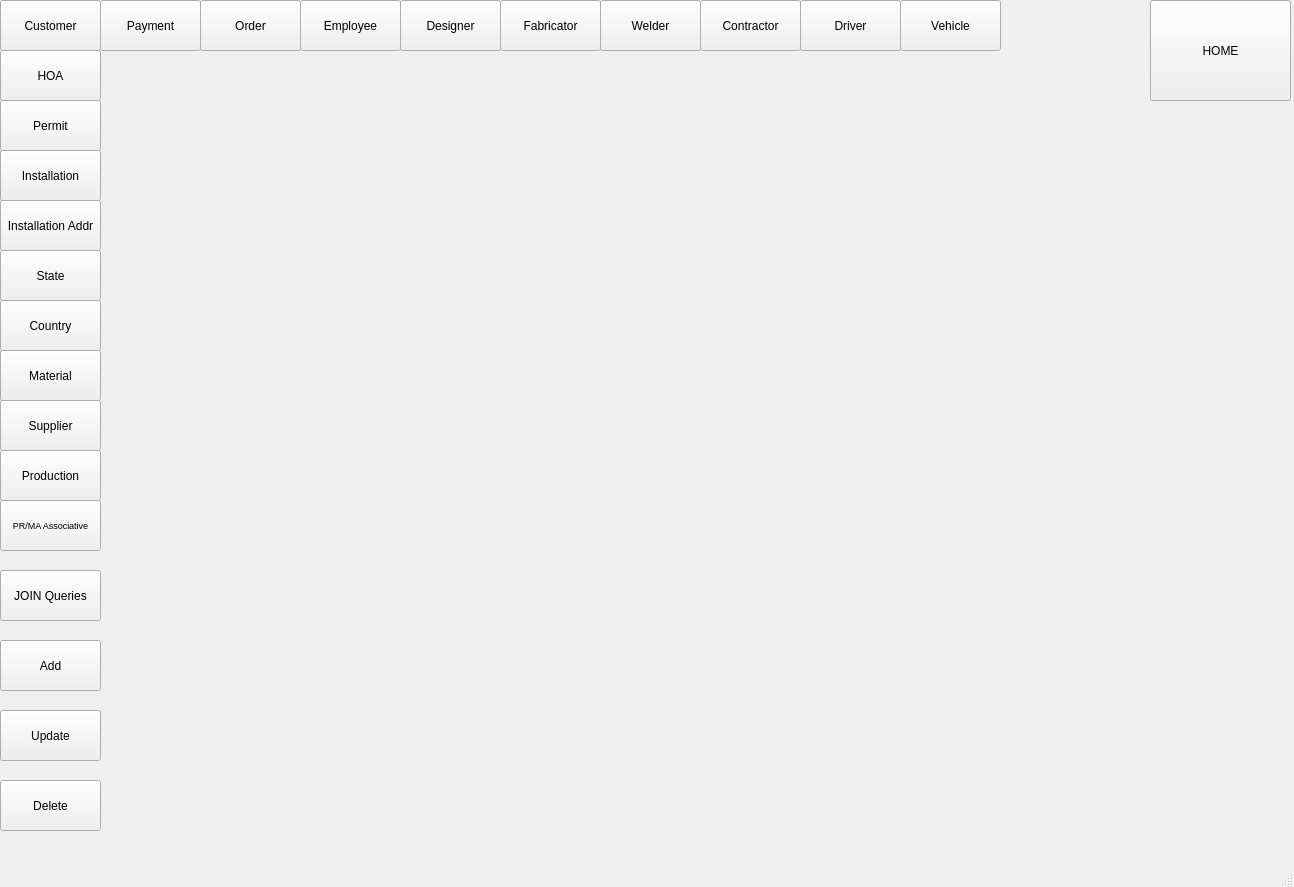
This is GUI/MainWindow.ui in AMediumRamen/UPDATED-New-Modern-Sign-database-project-WITH-GUI- as Qt 5 draws it before an edit. The edited form follows.
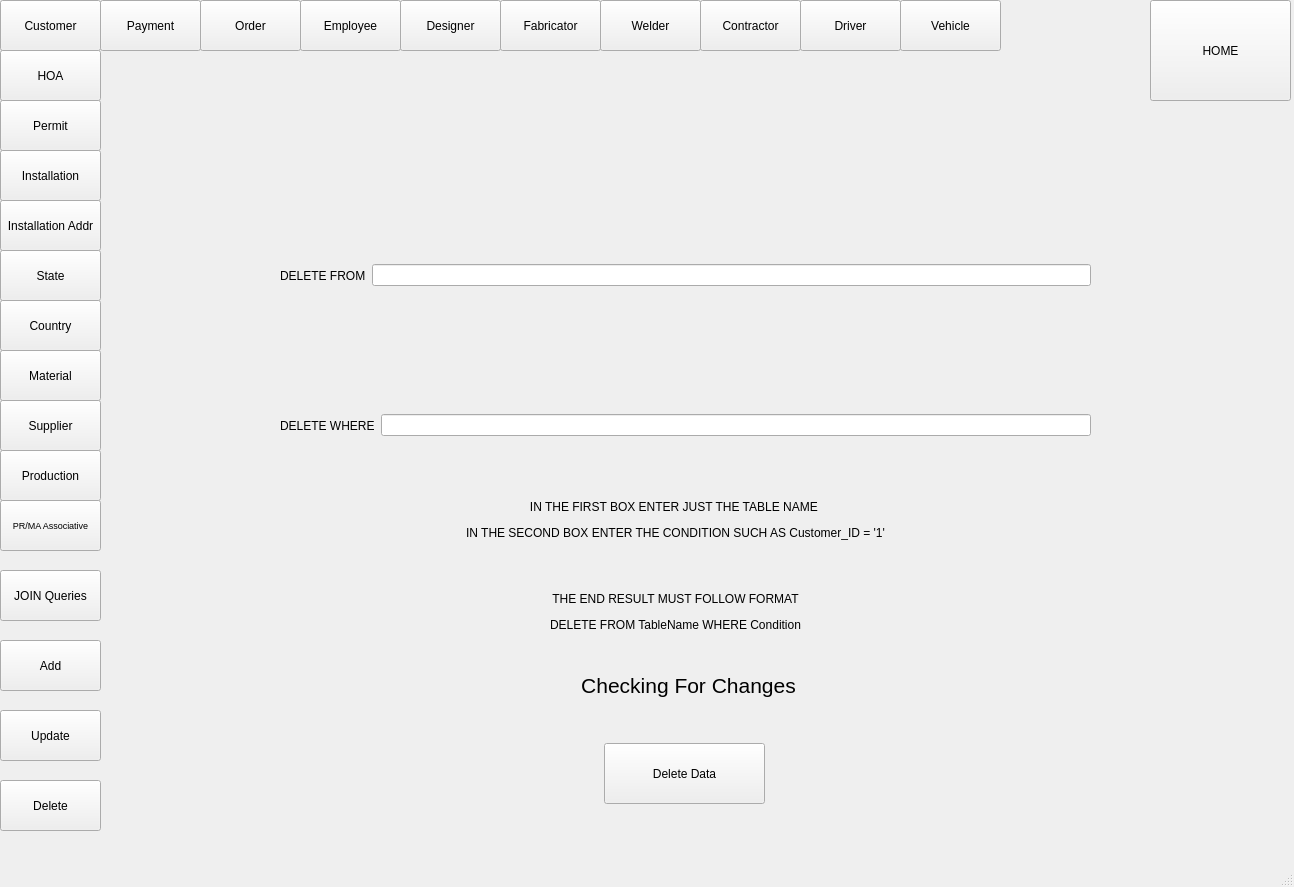
This is the edited form. The open tabs and pages were chosen to show the change.

What changed in the file:
```diff
--- a/GUI/MainWindow.ui
+++ b/GUI/MainWindow.ui
@@ -593,7 +593,91 @@
       </layout>
      </widget>
     </widget>
-    <widget class="QWidget" name="Delete_page"/>
+    <widget class="QWidget" name="Delete_page">
+     <widget class="QWidget" name="horizontalLayoutWidget_7">
+      <property name="geometry">
+       <rect>
+        <x>110</x>
+        <y>40</y>
+        <width>811</width>
+        <height>131</height>
+       </rect>
+      </property>
+      <layout class="QHBoxLayout" name="DeletePageLayout1">
+       <item>
+        <widget class="QLabel" name="DeleteFromLabel">
+         <property name="text">
+          <string>DELETE FROM</string>
+         </property>
+        </widget>
+       </item>
+       <item>
+        <widget class="QLineEdit" name="DeleteFromLineEdit"/>
+       </item>
+      </layout>
+     </widget>
+     <widget class="QWidget" name="horizontalLayoutWidget_8">
+      <property name="geometry">
+       <rect>
+        <x>110</x>
+        <y>190</y>
+        <width>811</width>
+        <height>131</height>
+       </rect>
+      </property>
+      <layout class="QHBoxLayout" name="DeletePageLayout2">
+       <item>
+        <widget class="QLabel" name="DeleteWhereLabel">
+         <property name="text">
+          <string>DELETE WHERE</string>
+         </property>
+        </widget>
+       </item>
+       <item>
+        <widget class="QLineEdit" name="DeleteWhereLineEdit"/>
+       </item>
+      </layout>
+     </widget>
+     <widget class="QLabel" name="DeletePageCaution">
+      <property name="geometry">
+       <rect>
+        <x>110</x>
+        <y>330</y>
+        <width>791</width>
+        <height>131</height>
+       </rect>
+      </property>
+      <property name="text">
+       <string>&lt;html&gt;&lt;head/&gt;&lt;body&gt;&lt;p align=&quot;center&quot;&gt;IN THE FIRST BOX ENTER JUST THE TABLE NAME &lt;/p&gt;&lt;p align=&quot;center&quot;&gt;IN THE SECOND BOX ENTER THE CONDITION SUCH AS Customer_ID = '1'&lt;/p&gt;&lt;p align=&quot;center&quot;&gt;&lt;br/&gt;&lt;/p&gt;&lt;p align=&quot;center&quot;&gt;THE END RESULT MUST FOLLOW FORMAT&lt;/p&gt;&lt;p align=&quot;center&quot;&gt;DELETE FROM TableName WHERE Condition&lt;/p&gt;&lt;/body&gt;&lt;/html&gt;</string>
+      </property>
+     </widget>
+     <widget class="QLabel" name="DeletePageMessage">
+      <property name="geometry">
+       <rect>
+        <x>328</x>
+        <y>485</y>
+        <width>381</width>
+        <height>61</height>
+       </rect>
+      </property>
+      <property name="text">
+       <string>&lt;html&gt;&lt;head/&gt;&lt;body&gt;&lt;p align=&quot;center&quot;&gt;&lt;span style=&quot; font-size:16pt;&quot;&gt;Checking For Changes&lt;/span&gt;&lt;/p&gt;&lt;/body&gt;&lt;/html&gt;</string>
+      </property>
+     </widget>
+     <widget class="QPushButton" name="DeleteDataButton">
+      <property name="geometry">
+       <rect>
+        <x>434</x>
+        <y>573</y>
+        <width>161</width>
+        <height>61</height>
+       </rect>
+      </property>
+      <property name="text">
+       <string>Delete Data</string>
+      </property>
+     </widget>
+    </widget>
     <widget class="QWidget" name="Customer_page">
      <widget class="QTableWidget" name="CustomerTable">
       <property name="geometry">
```
Left out of the diff: 8 changed lines with no effect on the pictures.
